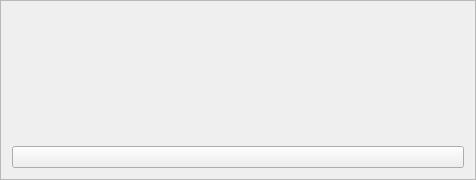
Qt form src/ui/ui-files/WizardDigitizationFrame.ui (XROMMPackages/xmalab) before a commit.
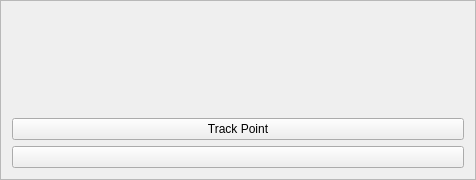
The same form after that commit.

Diff of the .ui file:
```diff
--- a/src/ui/ui-files/WizardDigitizationFrame.ui
+++ b/src/ui/ui-files/WizardDigitizationFrame.ui
@@ -40,6 +40,13 @@
      </property>
     </widget>
    </item>
+   <item row="1" column="0">
+    <widget class="QPushButton" name="pushButton_trackPoint">
+     <property name="text">
+      <string>Track Point</string>
+     </property>
+    </widget>
+   </item>
   </layout>
  </widget>
  <resources/>
```
